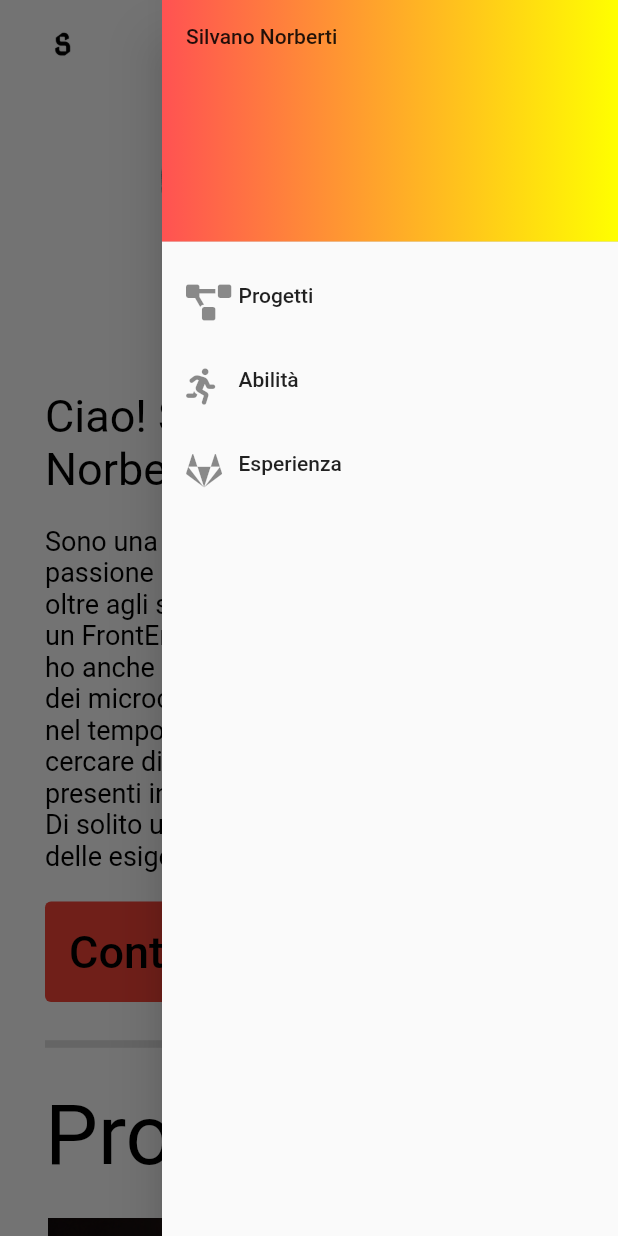
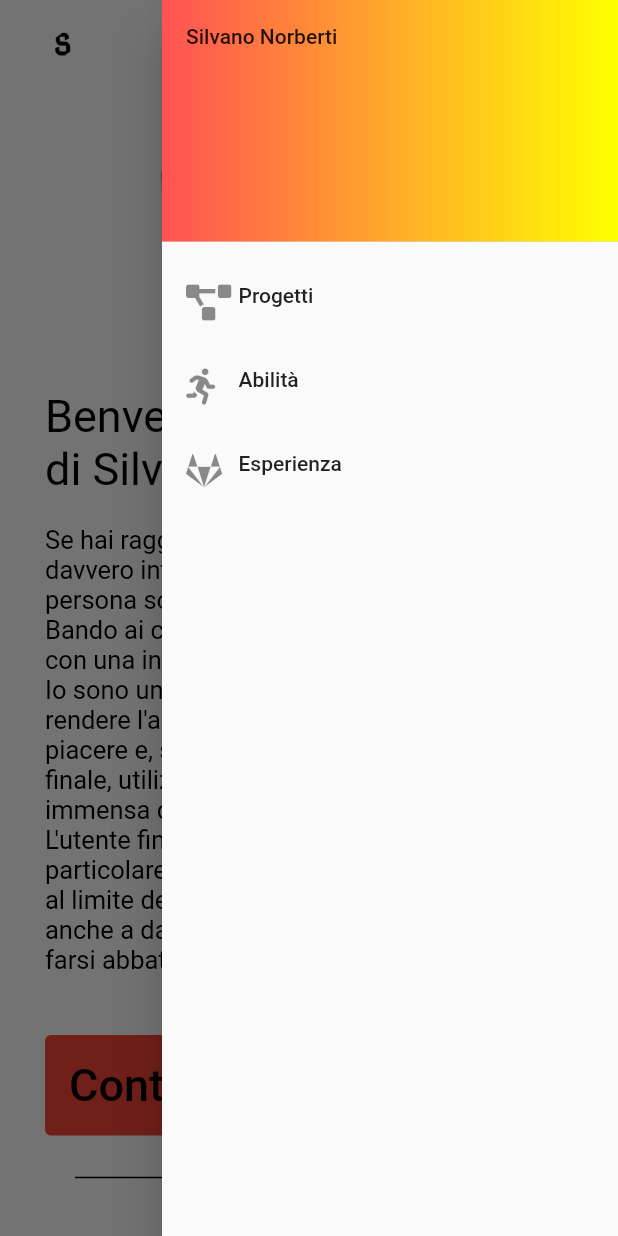
Before and after one commit to Silvano14/Silvano-Website, a Flutter app: the screen it shows after launch, with the side drawer open, on a phone screen of 412 x 824 dp. Run offline on Flutter 3.47's test engine with Material 2 defaults, Android fonts, the phone set to English and light mode, and no system bars; drawn by our look-alikes of auto_size_text; our stand-ins replace after_layout, font_awesome_flutter, google_fonts, responsive_builder; missing offline and left inert: dart:html; Roboto replaces fonts that are missing (Vollkorn).

Commit message:
Upgraded packages, updating portfolio

```diff
--- /dev/null
+++ b/lib/components/divider.dart
@@ -0,0 +1,15 @@
+import 'package:flutter/material.dart';
+
+class CustomDivider extends StatelessWidget {
+  const CustomDivider({Key key}) : super(key: key);
+
+  @override
+  Widget build(BuildContext context) {
+    return Divider(
+      thickness: 1,
+      color: Colors.black,
+      indent: 20,
+      endIndent: 20,
+    );
+  }
+}
--- a/lib/components/mobile_view_builder.dart
+++ b/lib/components/mobile_view_builder.dart
@@ -1,4 +1,5 @@
 import 'package:flutter/material.dart';
+import 'package:portfolio_flutter_web/components/divider.dart';
 
 class MobileViewBuilder extends StatelessWidget {
   final List<Widget> children;
@@ -14,7 +15,7 @@ class MobileViewBuilder extends StatelessWidget {
         crossAxisAlignment: CrossAxisAlignment.start,
         children: [
           SizedBox(height: 20),
-          Divider(thickness: 5),
+          CustomDivider(),
           SizedBox(height: 20),
           FittedBox(
             child: Text(
--- a/lib/header/header_body.dart
+++ b/lib/header/header_body.dart
@@ -28,24 +28,31 @@ class HeaderBody extends StatelessWidget {
         mainAxisAlignment: MainAxisAlignment.center,
         crossAxisAlignment: CrossAxisAlignment.start,
         children: [
-          Text(
-            "Ciao! Sono Silvano Norberti",
-            style: GoogleFonts.vollkorn(
-                color: Colors.black, fontSize: isMobile ? 30 : 40),
-            maxLines: 2,
+          Container(
+            width: MediaQuery.of(context).size.width * (isMobile ? 1 : 0.5),
+            child: AutoSizeText(
+              "Benvenuta/o nel portfolio di Silvano Norberti",
+              style: GoogleFonts.vollkorn(
+                  color: Colors.black, fontSize: isMobile ? 30 : 40),
+              maxLines: isMobile ? 3 : 1,
+            ),
           ),
           SizedBox(height: 20),
-          AutoSizeText(
-            "Sono una persona che ha una grande passione per il suo lavoro, \n" +
-                "oltre agli studi fatti per identificarmi come un FrontEnd developer \n" +
-                "ho anche una grande curiosità per il mondo dei microcontrollori e per l'IOT in generale, \n" +
-                "nel tempo libero mi piace seguire corsi e cercare di automatizzare certi componenti presenti in casa. \n" +
-                "Di solito uso Arduino e Raspberry a seconda delle esigenze che comporta il progetto.",
-            style: GoogleFonts.vollkorn(color: Colors.black, fontSize: 20),
-            overflow: TextOverflow.ellipsis,
-            maxLines: 12,
+          Container(
+            width: MediaQuery.of(context).size.width * (isMobile ? 1 : 0.6),
+            height: isMobile ? 300 : 270,
+            child: AutoSizeText(
+              'Se hai raggiunto questo sito, vuol dire che sei davvero interessata/o a conoscere che tipo di persona sono, e per questo già ti ringrazio!\n'
+              'Bando ai convenevoli, io sono una persona con una infinita passione per il proprio lavoro.\n'
+              'Io sono un FrontEnd developer, colui che deve rendere l\'applicazione una esperienza di piacere e, soprattutto, semplicità per l\'utente finale, utilizzando tantissimo design e '
+              'una immensa quantità di problem solving.\n'
+              'L\'utente finale, in questo mestiere in particolare, è molto propenso a fare richieste al limite dell\'assurdo, ma si deve essere pronti anche a dare il giusto compromesso e non farsi abbattere.',
+              style: GoogleFonts.vollkorn(color: Colors.black, fontSize: 22),
+              overflow: TextOverflow.ellipsis,
+              maxLines: 15,
+            ),
           ),
-          SizedBox(height: 20),
+          SizedBox(height: 40),
           TextButton(
             onPressed: () => launch('mailto:silvano.norberti@gmail.com'),
             child: Padding(
--- a/lib/header/header_view.dart
+++ b/lib/header/header_view.dart
@@ -1,4 +1,5 @@
 import 'package:flutter/material.dart';
+import 'package:portfolio_flutter_web/components/divider.dart';
 import 'package:portfolio_flutter_web/components/mobile_desktop_view_builder.dart';
 import 'package:portfolio_flutter_web/constants.dart';
 import 'package:portfolio_flutter_web/header/header_body.dart';
@@ -29,7 +30,10 @@ class HeaderDesktopView extends StatelessWidget {
     return Container(
       padding: kScreenPadding,
       width: kInitWidth,
-      child: Row(
+      child: Column(
+        children: [
+          CustomDivider(),
+          Row(
             children: [
               HeaderBody(
                 isMobile: false,
@@ -37,10 +41,13 @@ class HeaderDesktopView extends StatelessWidget {
               Spacer(),
               Container(
                 child: Image(
+                  width: MediaQuery.of(context).size.width * 0.25,
                   image: AssetImage('images/header_logo.png'),
-              height: isSmall ? imageWidth : 400,
+                  height: isSmall ? imageWidth : 450,
                   filterQuality: FilterQuality.high,
                 ),
+              ),
+            ],
           ),
         ],
       ),
--- a/lib/project/project_item_body.dart
+++ b/lib/project/project_item_body.dart
@@ -1,6 +1,4 @@
-import 'package:flutter/gestures.dart';
 import 'package:flutter/material.dart';
-import 'package:flutter/rendering.dart';
 import 'package:google_fonts/google_fonts.dart';
 import 'package:portfolio_flutter_web/components/link-view.dart';
 import 'package:portfolio_flutter_web/project/project_view.dart';
--- a/lib/project/project_view.dart
+++ b/lib/project/project_view.dart
@@ -8,7 +8,9 @@ class ProjectView extends StatelessWidget {
   const ProjectView({
     Key key,
   }) : super(key: key);
+
   static const title = 'Progetti';
+
   @override
   Widget build(BuildContext context) {
     return MobileDesktopViewBuilder(
```
Also changed, not shown: pubspec.lock. Lines whose indentation alone changed are shown as unchanged.
